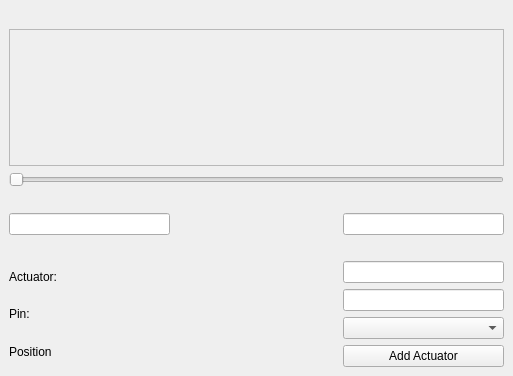
First picture: the form in Ui/ActuatorUi.ui, repository OrionAerospaceYT/SideKick, before the edit.
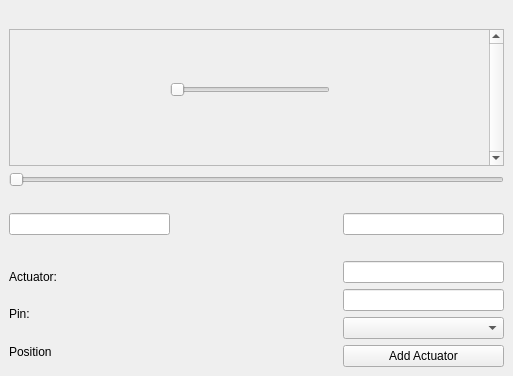
Second picture: the form after the edit.

Diff of the .ui file:
```diff
--- a/Ui/ActuatorUi.ui
+++ b/Ui/ActuatorUi.ui
@@ -138,6 +138,9 @@
       </item>
       <item row="1" column="0" colspan="3">
        <widget class="QScrollArea" name="scrollArea">
+        <property name="verticalScrollBarPolicy">
+         <enum>Qt::ScrollBarAlwaysOn</enum>
+        </property>
         <property name="widgetResizable">
          <bool>true</bool>
         </property>
@@ -146,10 +149,32 @@
           <rect>
            <x>0</x>
            <y>0</y>
-           <width>491</width>
+           <width>474</width>
            <height>113</height>
           </rect>
          </property>
+         <widget class="QWidget" name="verticalLayoutWidget">
+          <property name="geometry">
+           <rect>
+            <x>160</x>
+            <y>20</y>
+            <width>160</width>
+            <height>80</height>
+           </rect>
+          </property>
+          <layout class="QVBoxLayout" name="slider_area">
+           <property name="sizeConstraint">
+            <enum>QLayout::SetNoConstraint</enum>
+           </property>
+           <item>
+            <widget class="QSlider" name="horizontalSlider">
+             <property name="orientation">
+              <enum>Qt::Horizontal</enum>
+             </property>
+            </widget>
+           </item>
+          </layout>
+         </widget>
         </widget>
        </widget>
       </item>
```
